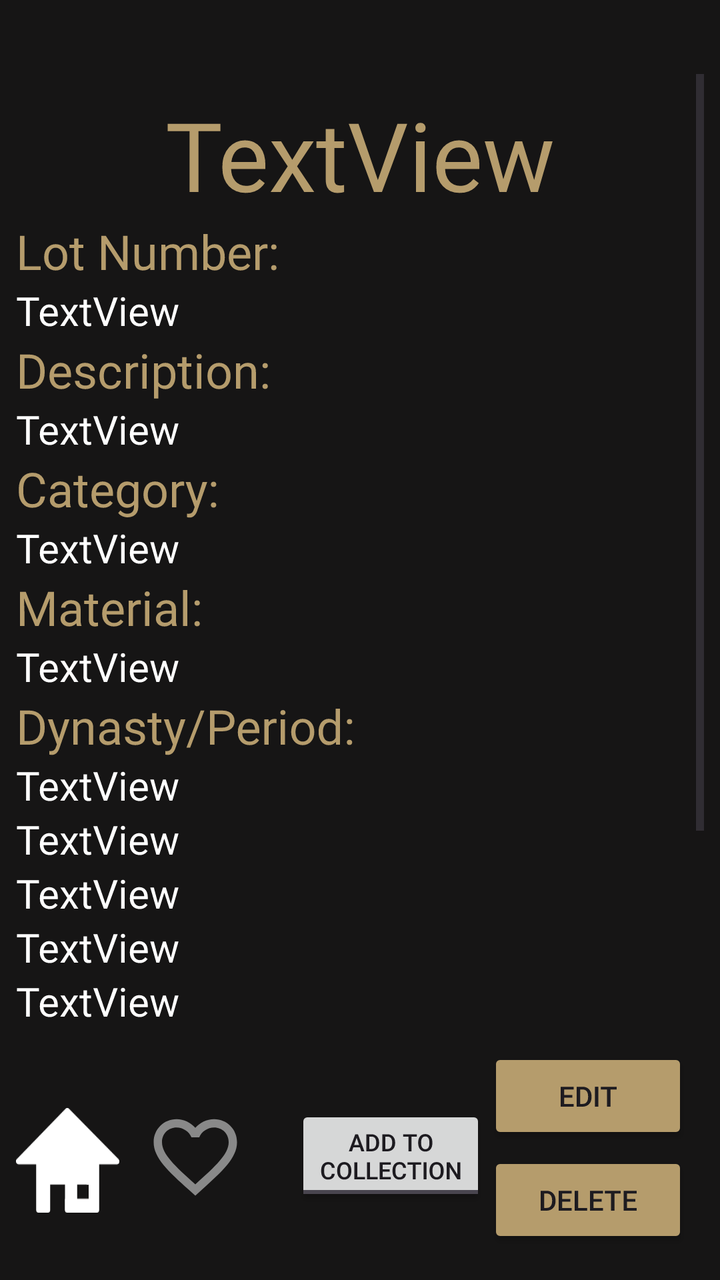
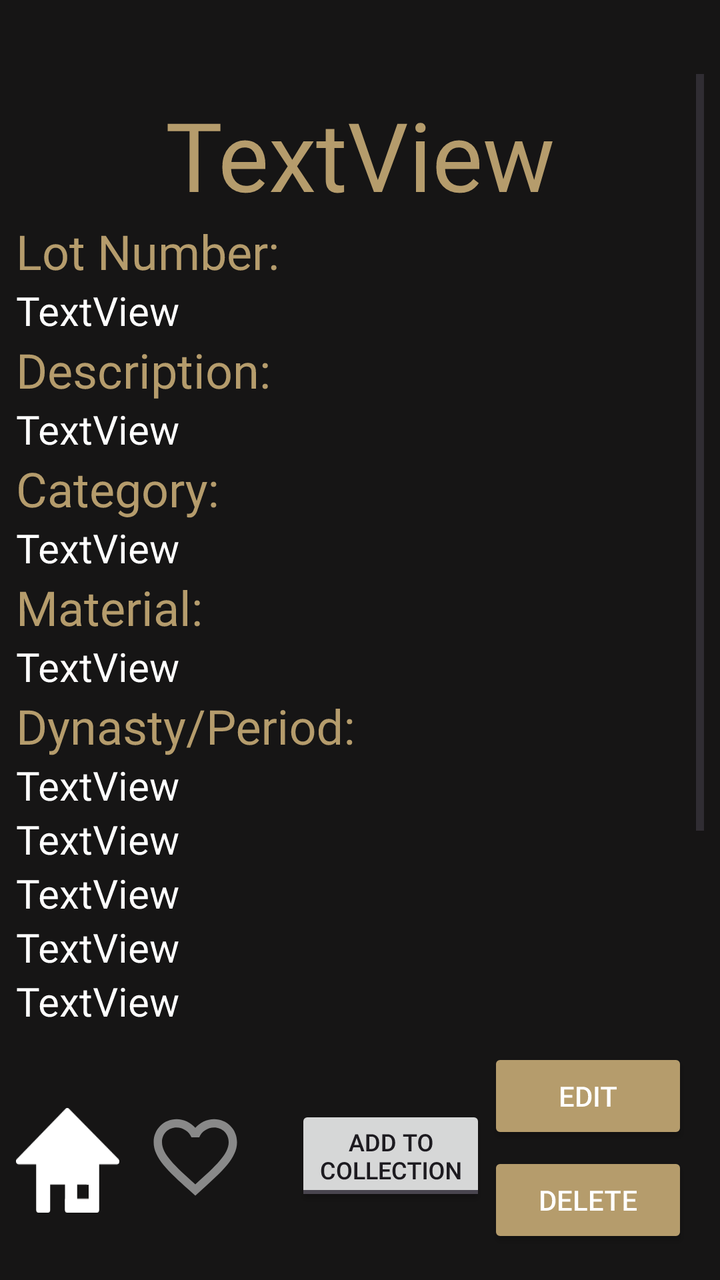

Screens rendered from an Android XML layout before and after an edit, with the pre-edit source and the edit as a unified diff.
<!-- AndroidManifest.xml: application theme Theme.B07DemoSummer2024 -->
<!-- res/layout/fragment_expanded_artifact_view.xml -->
<?xml version="1.0" encoding="utf-8"?>
<androidx.constraintlayout.widget.ConstraintLayout xmlns:android="http://schemas.android.com/apk/res/android"
    xmlns:app="http://schemas.android.com/apk/res-auto"
    xmlns:tools="http://schemas.android.com/tools"
    android:layout_width="match_parent"
    android:layout_height="match_parent"
    android:background="@color/softblack"
    android:rotationX="360"
    android:scaleX="1">

    <Button
        android:id="@+id/artifactDelete"
        android:layout_width="100dp"
        android:layout_height="48dp"
        android:layout_marginEnd="16dp"
        android:layout_marginBottom="16dp"
        android:backgroundTint="@color/lightgold"
        android:text="Delete"
        android:textColorLink="#9B0808"
        android:visibility="visible"
        app:layout_constraintBottom_toBottomOf="parent"
        app:layout_constraintEnd_toEndOf="parent" />

    <Button
        android:id="@+id/editButton"
        android:layout_width="100dp"
        android:layout_height="48dp"
        android:layout_marginEnd="16dp"
        android:layout_marginBottom="4dp"
        android:backgroundTint="@color/lightgold"
        android:text="Edit"
        android:textColorLink="#A4680F"
        android:visibility="visible"
        app:layout_constraintBottom_toTopOf="@+id/artifactDelete"
        app:layout_constraintEnd_toEndOf="parent" />

    <ScrollView
        android:id="@+id/scrollView3"
        android:layout_width="0dp"
        android:layout_height="0dp"
        android:layout_marginStart="8dp"
        android:layout_marginTop="37dp"
        android:layout_marginEnd="8dp"
        android:layout_marginBottom="38dp"
        android:visibility="visible"
        app:layout_constraintBottom_toTopOf="@+id/expandedViewHomeButton"
        app:layout_constraintEnd_toEndOf="parent"
        app:layout_constraintHorizontal_bias="0.53"
        app:layout_constraintStart_toStartOf="parent"
        app:layout_constraintTop_toTopOf="parent">

        <LinearLayout
            android:id="@+id/linearLayout2"
            android:layout_width="match_parent"
            android:layout_height="wrap_content"
            android:orientation="vertical">

            <ImageView
                android:id="@+id/imageView5"
                android:layout_width="match_parent"
                android:layout_height="wrap_content"
                android:layout_marginTop="8dp"
                android:adjustViewBounds="false" />

            <TextView
                android:id="@+id/name"
                android:layout_width="match_parent"
                android:layout_height="wrap_content"
                android:text="TextView"
                android:textAlignment="center"
                android:textColor="@color/lightgold"
                android:textSize="48sp" />

            <TextView
                android:id="@+id/textView2"
                android:layout_width="match_parent"
                android:layout_height="wrap_content"
                android:text="Lot Number:"
                android:textColor="@color/lightgold"
                android:textSize="24sp" />

            <TextView
                android:id="@+id/Lotnum"
                android:layout_width="match_parent"
                android:layout_height="wrap_content"
                android:text="TextView"
                android:textColor="@color/white"
                android:textSize="20sp" />

            <TextView
                android:id="@+id/textView5"
                android:layout_width="match_parent"
                android:layout_height="wrap_content"
                android:text="Description:"
                android:textColor="@color/lightgold"
                android:textSize="24sp" />

            <TextView
                android:id="@+id/description"
                android:layout_width="match_parent"
                android:layout_height="wrap_content"
                android:text="TextView"
                android:textColor="@color/white"
                android:textSize="20sp" />

            <TextView
                android:id="@+id/textView6"
                android:layout_width="match_parent"
                android:layout_height="wrap_content"
                android:text="Category:"
                android:textColor="@color/lightgold"
                android:textSize="24sp" />

            <TextView
                android:id="@+id/category"
                android:layout_width="match_parent"
                android:layout_height="wrap_content"
                android:text="TextView"
                android:textColor="@color/white"
                android:textSize="20sp" />

            <TextView
                android:id="@+id/textView7"
                android:layout_width="match_parent"
                android:layout_height="wrap_content"
                android:text="Material:"
                android:textColor="@color/lightgold"
                android:textSize="24sp" />

            <TextView
                android:id="@+id/material"
                android:layout_width="match_parent"
                android:layout_height="wrap_content"
                android:text="TextView"
                android:textColor="@color/white"
                android:textSize="20sp" />

            <TextView
                android:id="@+id/textView8"
                android:layout_width="match_parent"
                android:layout_height="wrap_content"
                android:text="Dynasty/Period:"
                android:textColor="@color/lightgold"
                android:textSize="24sp" />

            <TextView
                android:id="@+id/dynastyPeriod"
                android:layout_width="match_parent"
                android:layout_height="wrap_content"
                android:text="TextView"
                android:textColor="@color/white"
                android:textSize="20sp" />

            <TextView
                android:id="@+id/textView9"
                android:layout_width="match_parent"
                android:layout_height="wrap_content"
                android:text="Cultural Origin:"
                android:textColor="@color/lightgold"
                android:textSize="24sp"
                android:visibility="gone" />

            <TextView
                android:id="@+id/culturalOrigin"
                android:layout_width="match_parent"
                android:layout_height="wrap_content"
                android:text="TextView"
                android:textColor="@color/white"
                android:textSize="20sp" />

            <TextView
                android:id="@+id/textView10"
                android:layout_width="match_parent"
                android:layout_height="wrap_content"
                android:text="Dimensions:"
                android:textColor="@color/lightgold"
                android:textSize="24sp"
                android:visibility="gone" />

            <TextView
                android:id="@+id/dimensions"
                android:layout_width="match_parent"
                android:layout_height="wrap_content"
                android:text="TextView"
                android:textColor="@color/white"
                android:textSize="20sp" />

            <TextView
                android:id="@+id/textView11"
                android:layout_width="match_parent"
                android:layout_height="wrap_content"
                android:text="Condition:"
                android:textColor="@color/lightgold"
                android:textSize="24sp"
                android:visibility="gone" />

            <TextView
                android:id="@+id/conditionReport"
                android:layout_width="match_parent"
                android:layout_height="wrap_content"
                android:text="TextView"
                android:textColor="@color/white"
                android:textSize="20sp" />

            <TextView
                android:id="@+id/textView12"
                android:layout_width="match_parent"
                android:layout_height="wrap_content"
                android:text="Current Location:"
                android:textColor="@color/lightgold"
                android:textSize="24sp"
                android:visibility="gone" />

            <TextView
                android:id="@+id/currentLocation"
                android:layout_width="match_parent"
                android:layout_height="wrap_content"
                android:text="TextView"
                android:textColor="@color/white"
                android:textSize="20sp" />

            <TextView
                android:id="@+id/textView13"
                android:layout_width="match_parent"
                android:layout_height="wrap_content"
                android:text="Aquisistion Method:"
                android:textColor="@color/lightgold"
                android:textSize="24sp"
                android:visibility="gone" />

            <TextView
                android:id="@+id/acquisitionMethod"
                android:layout_width="match_parent"
                android:layout_height="wrap_content"
                android:text="TextView"
                android:textColor="@color/white"
                android:textSize="20sp" />

            <TextView
                android:id="@+id/textView14"
                android:layout_width="match_parent"
                android:layout_height="wrap_content"
                android:text="Provenance: "
                android:textColor="@color/lightgold"
                android:textSize="24sp"
                android:visibility="gone" />

            <TextView
                android:id="@+id/provenance"
                android:layout_width="match_parent"
                android:layout_height="wrap_content"
                android:text="TextView"
                android:textColor="@color/white"
                android:textSize="20sp" />

            <TextView
                android:id="@+id/textView15"
                android:layout_width="match_parent"
                android:layout_height="wrap_content"
                android:text="Accession Number:"
                android:textColor="@color/lightgold"
                android:textSize="24sp"
                android:visibility="gone" />

            <TextView
                android:id="@+id/accessionNumber"
                android:layout_width="match_parent"
                android:layout_height="wrap_content"
                android:text="TextView"
                android:textColor="@color/white"
                android:textSize="20sp" />

            <TextView
                android:id="@+id/textView16"
                android:layout_width="match_parent"
                android:layout_height="wrap_content"
                android:text="Notes: "
                android:textColor="@color/lightgold"
                android:textSize="24sp"
                android:visibility="gone" />

            <TextView
                android:id="@+id/notes"
                android:layout_width="match_parent"
                android:layout_height="wrap_content"
                android:text="TextView"
                android:textColor="@color/white"
                android:textSize="20sp" />

            <androidx.recyclerview.widget.RecyclerView
                android:id="@+id/relatedArtifactsList"
                android:layout_width="match_parent"
                android:layout_height="match_parent"
                android:layoutDirection="ltr"
                android:scrollIndicators="bottom"
                android:scrollbars="horizontal" />

            <Button
                android:id="@+id/addComment"
                android:layout_width="match_parent"
                android:layout_height="wrap_content"
                android:backgroundTint="@color/lightgold"
                android:text="@string/add_comment"
                android:visibility="gone" />

            <EditText
                android:id="@+id/commentField"
                android:layout_width="match_parent"
                android:layout_height="wrap_content"
                android:ems="10"
                android:hint="@string/comment_hint"
                android:inputType="textMultiLine"
                android:textColor="@color/white"
                android:textColorHint="@color/editor_hint"
                android:visibility="gone" />
            <TextView
                android:id="@+id/commentHead"
                android:layout_width="match_parent"
                android:layout_height="wrap_content"
                android:text="Comments: "
                android:textColor="@color/lightgold"
                android:textSize="24sp"
                android:visibility="visible" />

            <androidx.recyclerview.widget.RecyclerView
                android:id="@+id/commentSection"
                android:layout_width="match_parent"
                android:layout_height="wrap_content"
                android:nestedScrollingEnabled="false"
                android:visibility="visible" />


        </LinearLayout>
    </ScrollView>

    <ToggleButton
        android:id="@+id/saveArtifactToggle"
        android:layout_width="wrap_content"
        android:layout_height="wrap_content"
        android:layout_marginStart="20dp"
        android:layout_marginBottom="37dp"
        android:allowUndo="false"
        android:checked="false"
        android:clickable="true"
        android:focusable="true"
        android:lines="2"
        android:textOff="Add to\nCollection"
        android:textOn="Remove from\nCollection"
        android:textSize="12sp"
        android:visibility="visible"
        app:layout_constraintBottom_toBottomOf="parent"
        app:layout_constraintStart_toEndOf="@+id/likeButton" />

    <ImageButton
        android:id="@+id/expandedViewHomeButton"
        android:layout_width="wrap_content"
        android:layout_height="wrap_content"
        android:layout_marginStart="8dp"
        android:layout_marginBottom="38dp"
        android:background="#00FFFFFF"
        android:clickable="true"
        android:contentDescription="@string/home_icon_speakable_text"
        android:focusable="true"
        android:scaleY="1.2"
        app:layout_constraintBottom_toBottomOf="parent"
        app:layout_constraintStart_toStartOf="parent"
        app:srcCompat="@drawable/home_icon" />

    <CheckBox
        android:id="@+id/likeButton"
        android:layout_width="wrap_content"
        android:layout_height="67dp"

        android:layout_marginStart="13dp"
        android:layout_marginBottom="28dp"

        android:button="@null"
        android:drawableStart="@drawable/heart_selector"
        android:drawablePadding="5dp"
        android:includeFontPadding="false"
        android:textColor="@color/lightgold"
        android:textSize="28sp"
        app:layout_constraintBottom_toBottomOf="parent"
        app:layout_constraintStart_toEndOf="@+id/expandedViewHomeButton"
        app:useMaterialThemeColors="false" />

</androidx.constraintlayout.widget.ConstraintLayout>
<!-- resources referenced by this layout -->
<resources>
  <color name="editor_hint">#FF898989</color>
  <color name="lightgold">#B59C6C</color>
  <color name="softblack">#161515</color>
  <color name="white">#FFFFFFFF</color>
  <!-- drawable heart_selector (drawable) -->
  <?xml version="1.0" encoding="utf-8"?>
  <selector xmlns:android="http://schemas.android.com/apk/res/android">
  
      <item
          android:state_checked="true"
          android:drawable="@drawable/heart_filled"/>
  
      <item
          android:state_checked="false"
          android:drawable="@drawable/heart_border"/>
  
  </selector>
  <!-- drawable home_icon (drawable) -->
  <vector xmlns:android="http://schemas.android.com/apk/res/android"
      android:width="51.608dp"
      android:height="43.777dp"
      android:viewportWidth="51.608"
      android:viewportHeight="43.777">
    <path
        android:pathData="M25.615,1.25 L1.25,22.29l10.066,0.005v20.232h4.522V30.722h9.891l11.775,0.083v8.362h-8.179v-8.362l-3.596,-0.083 -0.077,11.805h14.641v-20.232l10.066,0.005z"
        android:strokeLineJoin="round"
        android:strokeWidth="2.5"
        android:fillColor="#ffffff"
        android:strokeColor="#ffffff"
        android:strokeLineCap="round"/>
  </vector>
  <string name="add_comment">Add Comment</string>
  <string name="comment_hint">Write a comment…</string>
  <string name="home_icon_speakable_text">Return Home</string>
  <style name="Theme.B07DemoSummer2024" parent="Base.Theme.B07DemoSummer2024" />
  <!-- drawable heart_filled (drawable) -->
  <vector
      xmlns:android="http://schemas.android.com/apk/res/android"
      android:height="50dp"
      android:viewportHeight="24"
      android:viewportWidth="24"
      android:width="50dp">
        
      <path
          android:fillColor="@color/liked"
          android:pathData="M12,21.35l-1.45,-1.32C5.4,15.36 2,12.28 2,8.5 2,5.42 4.42,3 7.5,3c1.74,0 3.41,0.81 4.5,2.09C13.09,3.81 14.76,3 16.5,3 19.58,3 22,5.42 22,8.5c0,3.78 -3.4,6.86 -8.55,11.54L12,21.35z"/>
      
  </vector>
  <!-- drawable heart_border (drawable) -->
  <vector
      xmlns:android="http://schemas.android.com/apk/res/android"
      android:height="50dp"
      android:viewportHeight="24"
      android:viewportWidth="24"
      android:width="50dp">
        
      <path
          android:fillColor="@color/editor_hint"
          android:pathData="M16.5,3c-1.74,0 -3.41,0.81 -4.5,2.09C10.91,3.81 9.24,3 7.5,3 4.42,3 2,5.42 2,8.5c0,3.78 3.4,6.86 8.55,11.54L12,21.35l1.45,-1.32C18.6,15.36 22,12.28 22,8.5 22,5.42 19.58,3 16.5,3zM12.1,18.55l-0.1,0.1 -0.1,-0.1C7.14,14.24 4,11.39 4,8.5 4,6.5 5.5,5 7.5,5c1.54,0 3.04,0.99 3.57,2.36h1.87C13.46,5.99 14.96,5 16.5,5c2,0 3.5,1.5 3.5,3.5 0,2.89 -3.14,5.74 -7.9,10.05z"/>
      
  </vector>
  <style name="Base.Theme.B07DemoSummer2024" parent="Theme.Material3.DayNight.NoActionBar">
          
          
          <item name="android:statusBarColor">@color/softblack</item>
          <item name="android:navigationBarColor">@color/softblack</item>
      </style>
  <color name="liked">#E06FD8</color>
</resources>

<!-- the commit's change to res/layout/fragment_expanded_artifact_view.xml (unified diff, before → after) -->
@@ -16,6 +16,7 @@
         android:layout_marginBottom="16dp"
         android:backgroundTint="@color/lightgold"
         android:text="Delete"
+        android:textColor="@color/white"
         android:textColorLink="#9B0808"
         android:visibility="visible"
         app:layout_constraintBottom_toBottomOf="parent"
@@ -29,6 +30,7 @@
         android:layout_marginBottom="4dp"
         android:backgroundTint="@color/lightgold"
         android:text="Edit"
+        android:textColor="@color/white"
         android:textColorLink="#A4680F"
         android:visibility="visible"
         app:layout_constraintBottom_toTopOf="@+id/artifactDelete"
@@ -301,6 +303,7 @@
                 android:layout_height="wrap_content"
                 android:backgroundTint="@color/lightgold"
                 android:text="@string/add_comment"
+                android:textColor="@color/white"
                 android:visibility="gone" />
 
             <EditText
